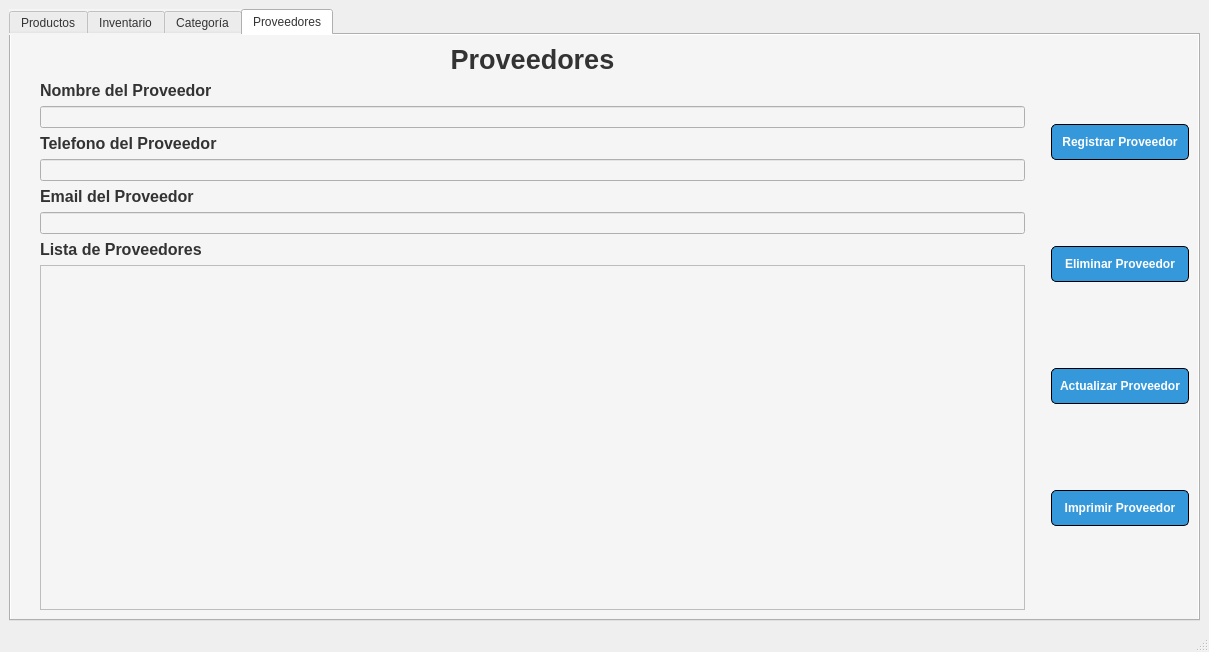
Before: the Qt Designer form mainwindow.ui in ramxv/NodeStock, drawn with Qt 5.
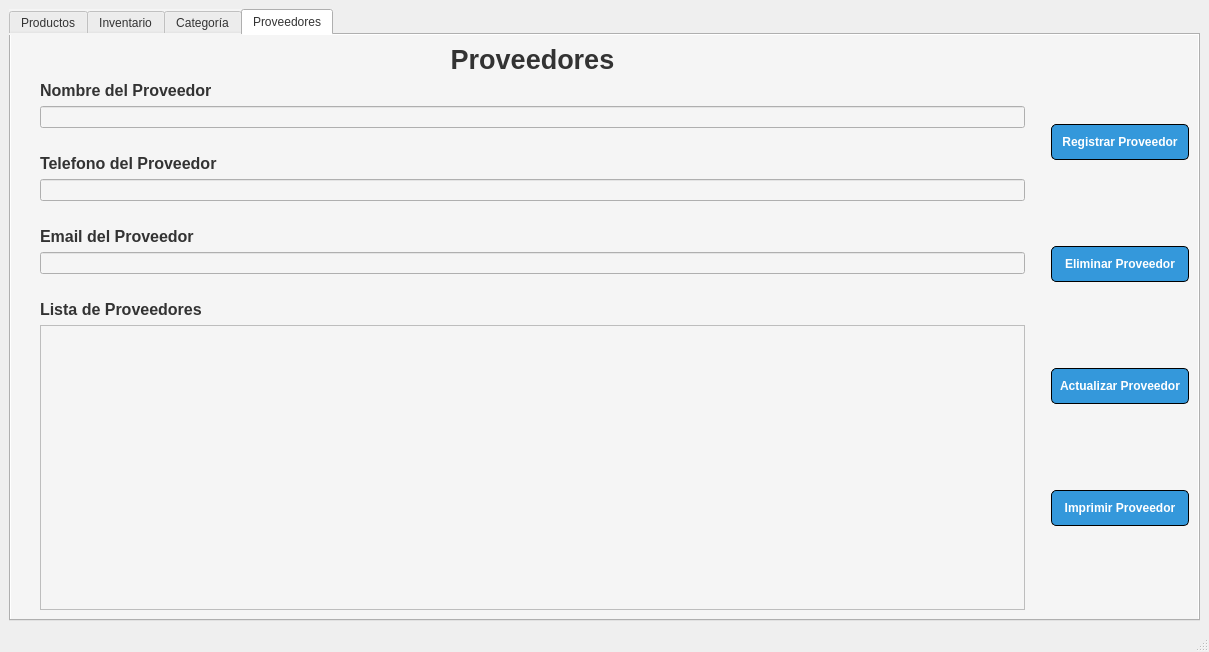
After: the same form once the commit is applied. The open tabs and pages were chosen to show the change.

Patch:
```diff
--- a/mainwindow.ui
+++ b/mainwindow.ui
@@ -32,9 +32,18 @@
 }
 </string>
       </property>
+      <property name="tabPosition">
+       <enum>QTabWidget::TabPosition::North</enum>
+      </property>
+      <property name="tabShape">
+       <enum>QTabWidget::TabShape::Rounded</enum>
+      </property>
       <property name="currentIndex">
        <number>1</number>
       </property>
+      <property name="elideMode">
+       <enum>Qt::TextElideMode::ElideNone</enum>
+      </property>
       <widget class="QWidget" name="tab">
        <attribute name="title">
         <string>Productos</string>
@@ -1288,6 +1297,19 @@
             <item>
              <widget class="QLineEdit" name="nombreProveedor"/>
             </item>
+            <item>
+             <spacer name="horizontalSpacer_5">
+              <property name="orientation">
+               <enum>Qt::Orientation::Horizontal</enum>
+              </property>
+              <property name="sizeHint" stdset="0">
+               <size>
+                <width>40</width>
+                <height>20</height>
+               </size>
+              </property>
+             </spacer>
+            </item>
            </layout>
           </item>
           <item>
@@ -1317,6 +1339,19 @@
             </item>
            </layout>
           </item>
+          <item>
+           <spacer name="horizontalSpacer_4">
+            <property name="orientation">
+             <enum>Qt::Orientation::Horizontal</enum>
+            </property>
+            <property name="sizeHint" stdset="0">
+             <size>
+              <width>40</width>
+              <height>20</height>
+             </size>
+            </property>
+           </spacer>
+          </item>
           <item>
            <layout class="QVBoxLayout" name="verticalLayout_25">
             <item>
@@ -1342,6 +1377,19 @@
             <item>
              <widget class="QLineEdit" name="emailProveedor"/>
             </item>
+            <item>
+             <spacer name="horizontalSpacer_3">
+              <property name="orientation">
+               <enum>Qt::Orientation::Horizontal</enum>
+              </property>
+              <property name="sizeHint" stdset="0">
+               <size>
+                <width>40</width>
+                <height>20</height>
+               </size>
+              </property>
+             </spacer>
+            </item>
            </layout>
           </item>
           <item>
```
Left out of the diff: 177 changed lines with no effect on the pictures.
